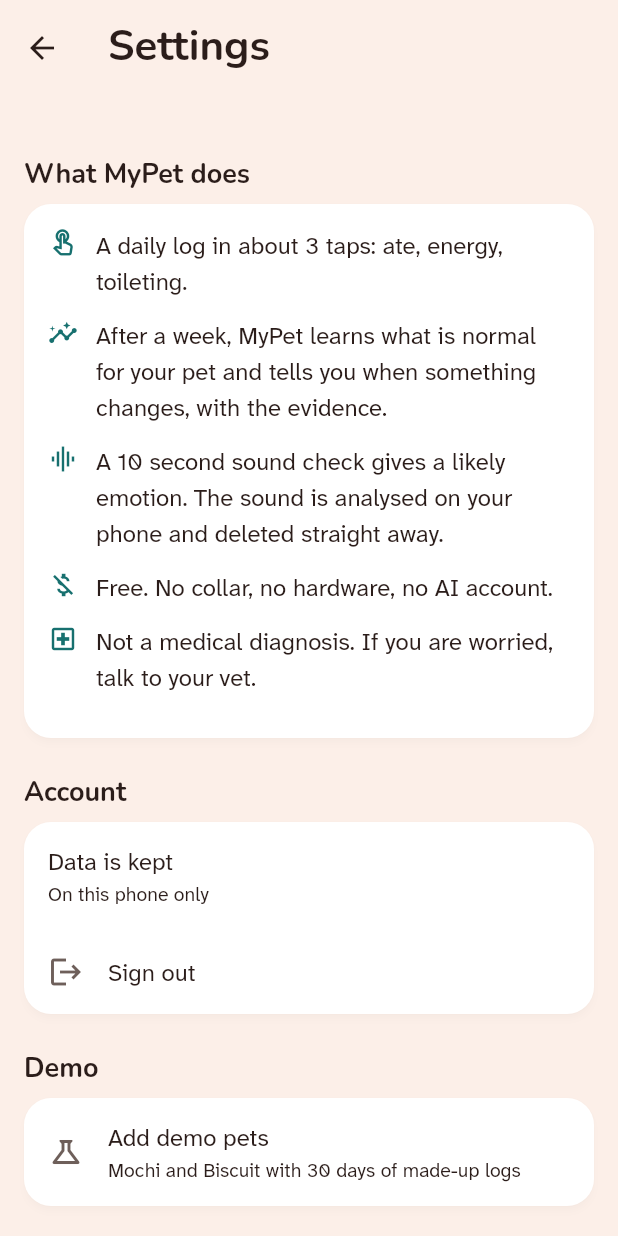
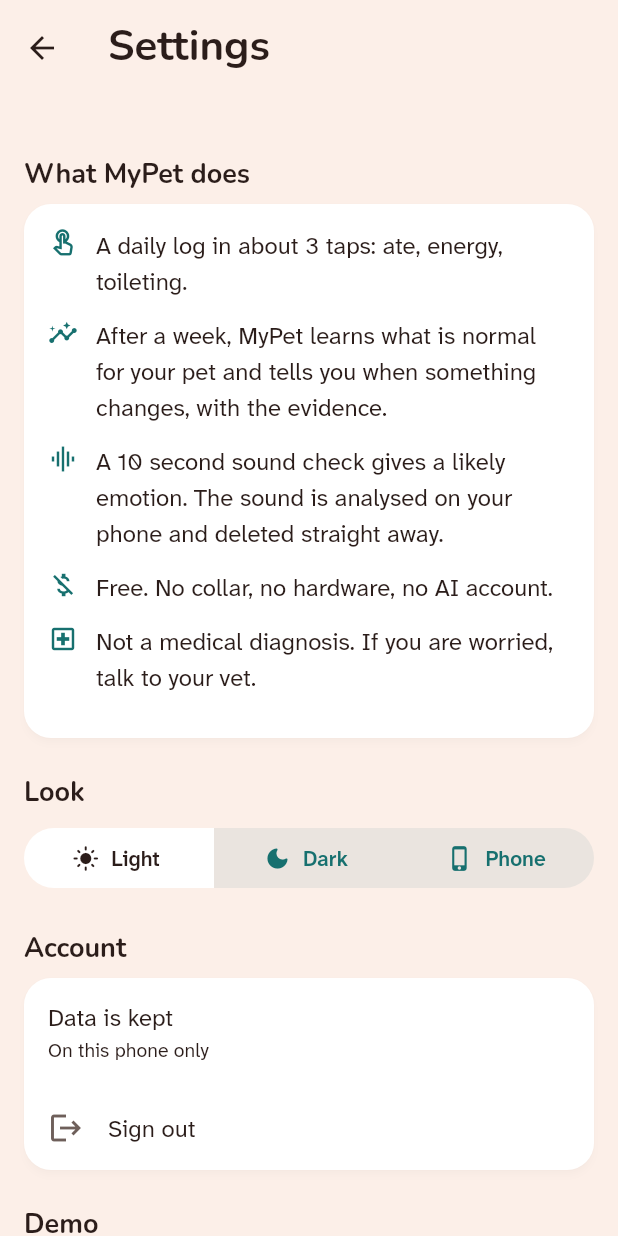
Before and after one commit to Emmapoky/MyPet, a Flutter app: the SettingsScreen screen opened directly, on a phone screen of 412 x 824 dp. Run offline on Flutter 3.47's test engine with Material 3 defaults, Android fonts, the phone set to English and light mode, and no system bars; our stand-ins replace audioplayers, camera, cloud_firestore, file_picker, firebase_auth, firebase_core and 7 more; missing offline and left inert: ffmpeg_kit_flutter_new, flutter_onnxruntime, record; accounts and stored records are empty.

Commit message:
app: light look by default; dark or match phone only from Settings
Co-Authored-By: Claude Opus 5.5 <noreply@anthropic.com>
Claude-Session: https://claude.ai/code/session_012zakxqjnUjV5XLBu8t4XYE

```diff
--- a/app/lib/main.dart
+++ b/app/lib/main.dart
@@ -1,4 +1,7 @@
+import 'dart:io';
+
 import 'package:material_ui/material_ui.dart';
+import 'package:path_provider/path_provider.dart';
 
 import 'data/bootstrap.dart';
 import 'notify/reminder_notifications.dart';
@@ -9,6 +12,15 @@ Future<void> main() async {
   WidgetsFlutterBinding.ensureInitialized();
   final backend = await startBackend();
   final state = AppState(backend);
+  // Look (light by default): one word in a small file on the phone.
+  try {
+    final f = File('${(await getApplicationSupportDirectory()).path}/look.txt');
+    if (await f.exists()) {
+      final saved = (await f.readAsString()).trim();
+      state.look = ThemeMode.values.firstWhere((m) => m.name == saved, orElse: () => ThemeMode.light);
+    }
+    state.onLookChanged = (m) => f.writeAsString(m.name);
+  } catch (_) {}
   runApp(MyPetApp(state: state));
   // Pet data arrives a moment after start; the first log opens once it is there.
   final notifications = ReminderNotifications(state, onLogNow: (petId) async {
--- a/app/lib/state/app_state.dart
+++ b/app/lib/state/app_state.dart
@@ -1,4 +1,6 @@
 import 'dart:async';
+
+import 'package:material_ui/material_ui.dart' show ThemeMode;
 
 import 'package:flutter/foundation.dart';
 
@@ -44,6 +46,17 @@ class AppState extends ChangeNotifier {
 
   /// Bottom tab shown (0 Today, 1 Pets, 2 Check, 3 Insights, 4 Reminders).
   int tab = 0;
+
+  /// Light by default; dark or "match phone" only if the person picks it in Settings.
+  /// Saved with [onLookChanged] by main.dart.
+  ThemeMode look = ThemeMode.light;
+  void Function(ThemeMode)? onLookChanged;
+
+  void setLook(ThemeMode m) {
+    look = m;
+    onLookChanged?.call(m);
+    notifyListeners();
+  }
 
   void goToTab(int i) {
     tab = i;
--- a/app/lib/ui/app.dart
+++ b/app/lib/ui/app.dart
@@ -25,13 +25,17 @@ class MyPetApp extends StatelessWidget {
           ChangeNotifierProvider.value(value: state),
           Provider.value(value: engine),
         ],
-        child: MaterialApp(
+        child: Selector<AppState, ThemeMode>(
+          selector: (_, s) => s.look,
+          builder: (_, look, _) => MaterialApp(
           title: 'MyPet',
+          themeMode: look,
           navigatorKey: navigatorKey,
           debugShowCheckedModeBanner: false,
           theme: buildTheme(Brightness.light),
           darkTheme: buildTheme(Brightness.dark),
           home: const _Gate(),
+          ),
         ),
       );
 }
--- a/app/lib/ui/settings_screen.dart
+++ b/app/lib/ui/settings_screen.dart
@@ -19,6 +19,17 @@ class SettingsScreen extends StatelessWidget {
       body: ListView(padding: const EdgeInsets.all(Tokens.space4), children: [
         const SectionTitle('What MyPet does'),
         const Card(child: AboutMyPet()),
+        const SectionTitle('Look'),
+        SegmentedButton<ThemeMode>(
+          showSelectedIcon: false,
+          segments: const [
+            ButtonSegment(value: ThemeMode.light, label: Text('Light'), icon: Icon(Icons.light_mode_rounded)),
+            ButtonSegment(value: ThemeMode.dark, label: Text('Dark'), icon: Icon(Icons.dark_mode_rounded)),
+            ButtonSegment(value: ThemeMode.system, label: Text('Phone'), icon: Icon(Icons.phone_iphone_rounded)),
+          ],
+          selected: {s.look},
+          onSelectionChanged: (v) => s.setLook(v.first),
+        ),
         const SectionTitle('Account'),
         Card(
           child: Column(children: [
```
